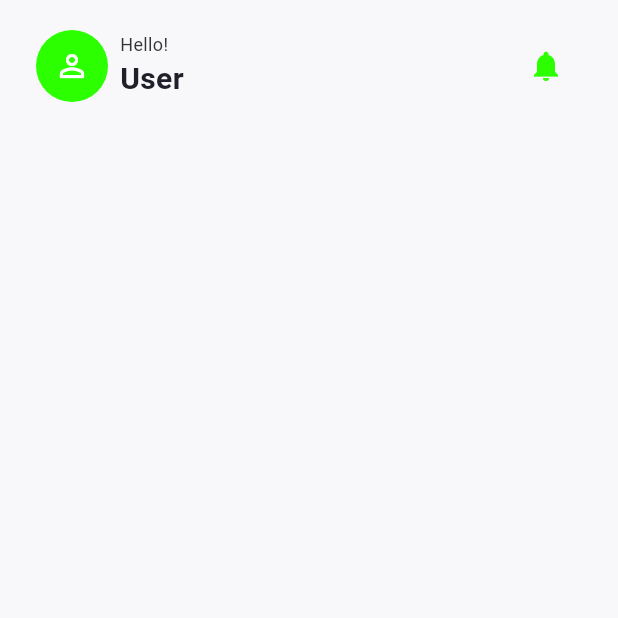
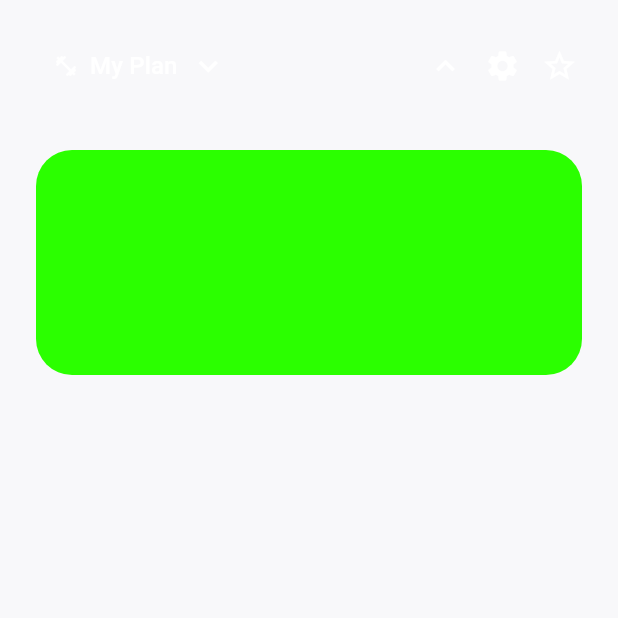
Before and after one commit to carloscorrea9/academia_treinos, a Flutter app: the screen it shows after launch, on a phone screen of 412 x 824 dp, the top half of it. Run offline on Flutter 3.47's test engine with Material 3 defaults, Android fonts, the phone set to English and light mode, and no system bars; Roboto replaces fonts that are missing (Arial).

Commit message:
Refactor HomePage header and add Days to Gym section for improved layout and user experience.

```diff
--- a/lib/modules/home/home_page.dart
+++ b/lib/modules/home/home_page.dart
@@ -14,6 +14,10 @@
             crossAxisAlignment: CrossAxisAlignment.start,
             children: [
               _buildHeader(),
+
+              const SizedBox(height: 32),
+
+              _buildDaysToGym(),
             ],
           ),
           ),
@@ -25,47 +29,122 @@
    Widget _buildHeader() {
     return Row(
       children: [
-        IconButton(
-        padding: EdgeInsets.zero,
-        constraints: BoxConstraints(),
-        onPressed: () {},
-        icon: const CircleAvatar(
-          radius: 24,
-          backgroundColor: Color.fromARGB(255, 43, 255, 0),
-          child: Icon(
-            Icons.person_outline,
-            color: Color.fromARGB(255, 255, 255, 255),
+        TextButton(onPressed: () {},
+        style: TextButton.styleFrom(
+          padding: const EdgeInsets.symmetric(
+            horizontal: 12,
+            vertical: 10,
+          ),
+          side: const BorderSide(
+            color: Color.fromARGB(101, 255, 255, 255),
+            width: 0.1,
+          ),
+          shape: RoundedRectangleBorder(
+            borderRadius: BorderRadiusGeometry.circular(64),
           ),
         ),
-      ),
-        const SizedBox(width: 8),
-        const Column(
-          crossAxisAlignment: CrossAxisAlignment.start,
+         child: const Row(
+          mainAxisSize: MainAxisSize.min,
           children: [
-            Text('Hello!',
+            Icon(
+              Icons.fitness_center,
+              size:16,
+              color: Colors.white,
+            ),
+            SizedBox(width: 8),
+            Text('My Plan',
             style: TextStyle(
-              fontSize: 12,
-              color: Color(0xff333333),
-             ),
-            ),
-            Text('User',
-            style: TextStyle(
-              fontSize: 20,
-              fontWeight: FontWeight.w700,
-              color: Color(0xFF20202A),
-             ),
+              fontSize: 16,
+              color: Colors.white,
+            ),),
+            SizedBox(width: 8),
+            Icon(
+              Icons.keyboard_arrow_down_sharp,
+              size: 25,
+              color: Colors.white,
             ),
           ],
+         ),
         ),
         const Spacer(),
-          IconButton(
-            onPressed: () {},
-             icon: const Icon (
-              Icons.notifications,
-              color: Color.fromARGB(255, 43, 255, 0),
-             ),
+          Material(
+          color: Colors.transparent,
+          shape: const CircleBorder(
+          side: BorderSide(
+          color: Color.fromARGB(101, 255, 255, 255),
+          width: 0.1,
+           ),
+          ),
+        child: InkWell(
+        onTap: () {
+        },
+          customBorder: const CircleBorder(),
+          child: const SizedBox(
+            width: 30,
+            height: 30,
+              child: Icon(
+                Icons.keyboard_arrow_up,
+                color: Colors.white,
+      ),
+    ),
+  ),
+),
+  SizedBox(width: 8),
+   Material(
+    color: Colors.transparent,
+    shape: const CircleBorder(
+      side: BorderSide(
+        color: Color.fromARGB(101, 255, 255, 255),
+        width: 0.1,
+      ),
+    ),
+    child: InkWell(
+      onTap: () {},
+      customBorder: const CircleBorder(),
+      child: const SizedBox(
+        width: 30,
+        height: 30,
+        child: Icon(
+          Icons.settings,
+          color: Colors.white,
         ),
-      ],
+      ),
+    ),
+   ),
+   SizedBox(width: 8),
+   Material(
+    color: Colors.transparent,
+    shape: const CircleBorder(
+      side: BorderSide(
+        color: Color.fromARGB(101, 255, 255, 255),
+        width: 0.1,
+      ),
+    ),
+    child: InkWell(
+      onTap: () {},
+      customBorder: const CircleBorder(),
+      child: const SizedBox(
+        width: 30,
+        height: 30,
+        child: Icon(
+          Icons.star_border_purple500_sharp,
+          color: Colors.white,
+        ),
+      ),
+    ),
+   ),
+    ],
     );
+ }
+
+   Widget _buildDaysToGym() {
+     return Container(
+      width: double.infinity,
+      height: 150,
+      decoration: BoxDecoration(
+        color: Color.fromARGB(255, 43, 255, 0),
+        borderRadius: BorderRadius.circular(24),
+      ),
+     );
    }
 }
```
